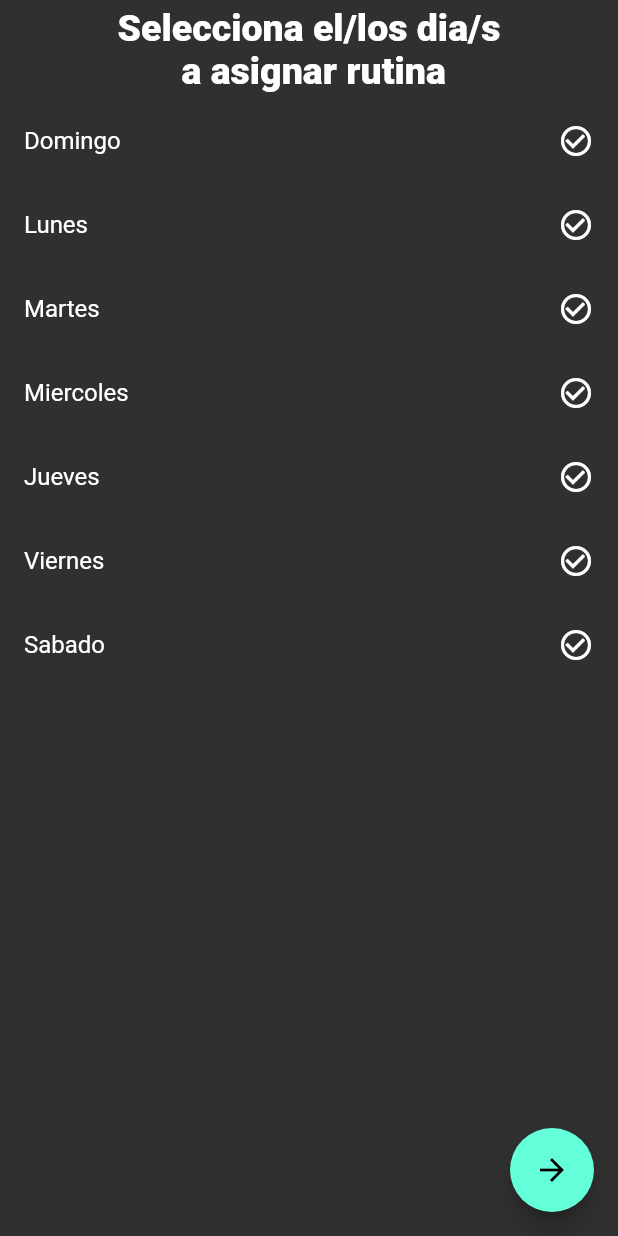
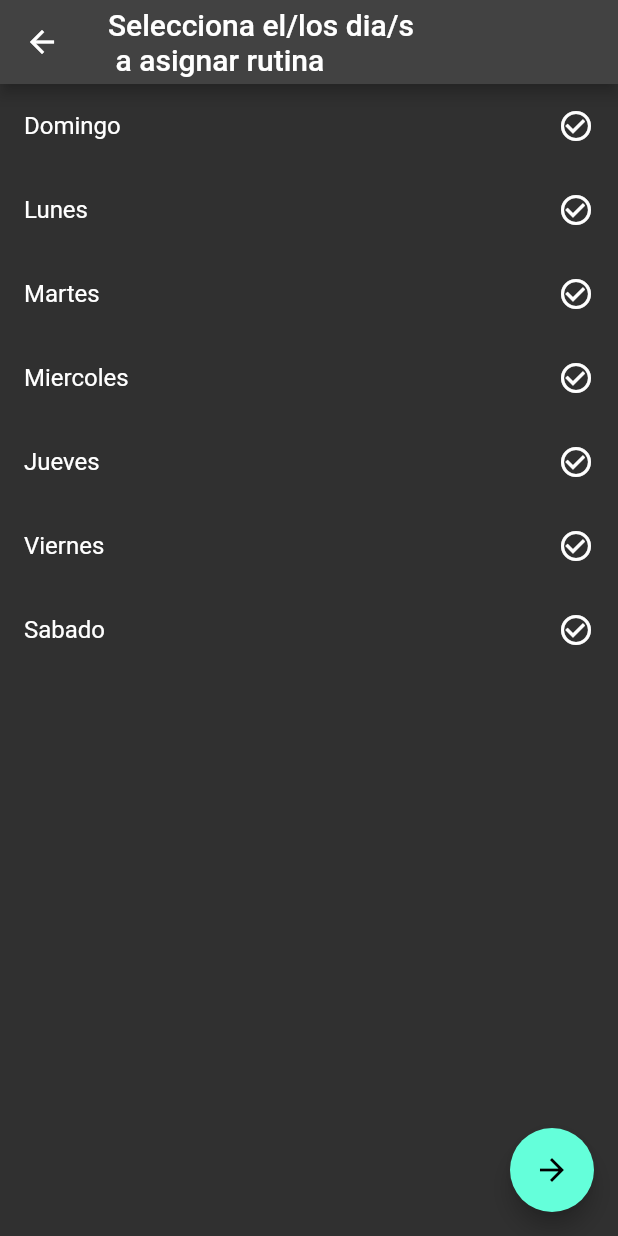
Before and after one commit to Shuy935/gym_h, a Flutter app: the DiasScrn screen opened directly, on a phone screen of 412 x 824 dp. Run offline on Flutter 3.47's test engine with Material 2 defaults, Android fonts, the light colour scheme and no system bars; our stand-ins replace easy_search_bar, email_validator, firebase_auth, firebase_core, parse_server_sdk_flutter; accounts and stored records are empty; network calls fail.

```diff
--- a/lib/widget/interfaces/seleccion_dias.dart
+++ b/lib/widget/interfaces/seleccion_dias.dart
@@ -31,22 +31,22 @@ class _DiasScrnState extends State<DiasScrn> {
   @override
   Widget build(BuildContext context) {
     return Scaffold(
-      // appBar: AppBar(
-      //   title: Text('Selecciona tus músculos'),
-      // ),
+      appBar: AppBar(
+        title: Text('Selecciona el/los dia/s \n a asignar rutina'),
+      ),
       body: Column(
         children: <Widget>[
-          const ListTile(
-            title: Text(
-              'Selecciona el/los dia/s \n a asignar rutina',
-              style: TextStyle(
-                fontSize: 25,
-                fontWeight: FontWeight.w900,
-                color: Color.fromARGB(255, 255, 255, 255),
-              ),
-              textAlign: TextAlign.center,
-            ),
-          ),
+          // const ListTile(
+          //   title: Text(
+          //     'Selecciona el/los dia/s \n a asignar rutina',
+          //     style: TextStyle(
+          //       fontSize: 25,
+          //       fontWeight: FontWeight.w900,
+          //       color: Color.fromARGB(255, 255, 255, 255),
+          //     ),
+          //     textAlign: TextAlign.center,
+          //   ),
+          // ),
           Expanded(
             child: buildDiasList(),
           ),
--- a/lib/widget/interfaces/widgets.dart
+++ b/lib/widget/interfaces/widgets.dart
@@ -7,3 +7,4 @@ export 'package:gym_h/widget/interfaces/muscles.dart';
 export 'package:gym_h/widget/interfaces/date_picker_widget.dart';
 export 'package:gym_h/widget/interfaces/ejercicios.dart';
 export 'package:gym_h/widget/interfaces/seleccion_dias.dart';
+export 'package:gym_h/widget/interfaces/lista_clientes.dart';
```
Also changed, not shown: lib/widget/interfaces/lista_clientes.dart (added, +77 -0 lines), lib/widget/interfaces/tapbar.dart (+5 -3 lines).
